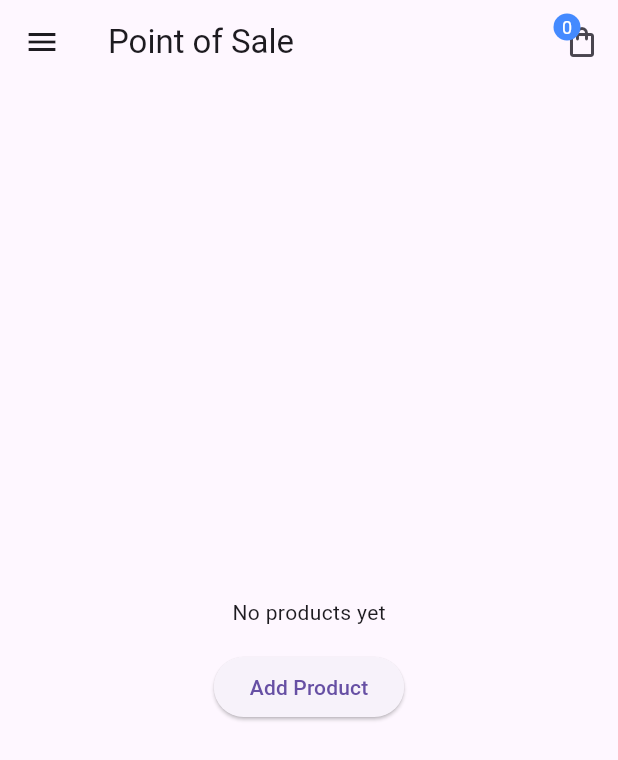
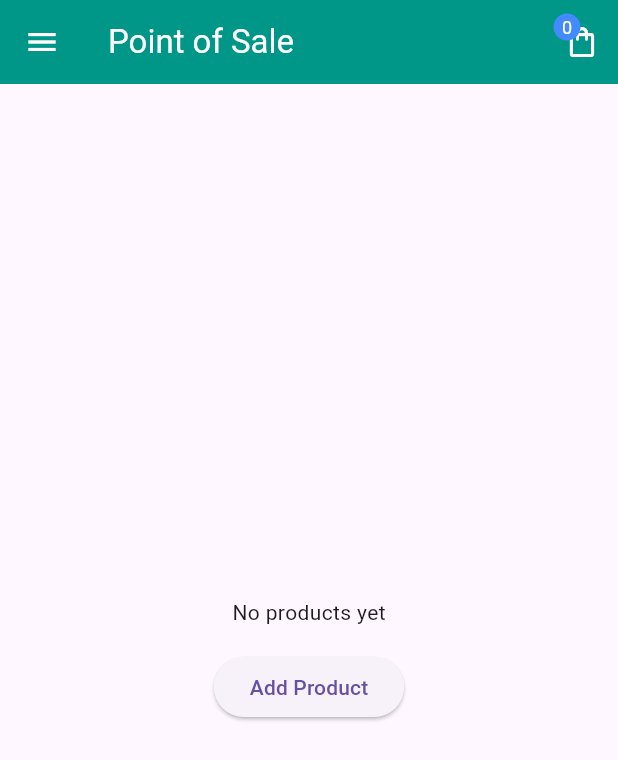
Before and after one commit to k1muza/pos, a Flutter app: the screen it shows after launch, in the side drawer, after a tap on the "shopping bag" icon, on a phone screen of 412 x 824 dp. Shown: the top 760 px of the screen. Run offline on Flutter 3.47's test engine with Material 3 defaults, Android fonts, the phone set to English and light mode, and no system bars; our stand-ins replace drift, drift_flutter, flutter_riverpod, graphql_flutter, jiffy, rxdart; missing offline and left inert: drift_db_viewer; accounts and stored records are empty; generated files the repository leaves out were written again; network calls fail.

Commit message:
appBar color

```diff
--- a/lib/data/database/app_database.dart
+++ b/lib/data/database/app_database.dart
@@ -15,6 +15,7 @@ mixin TableMixin on Table {
 
   // Column for created at timestamp
   late final createdAt = dateTime().withDefault(currentDateAndTime)();
+  late final updatedAt = dateTime().nullable()();
 }
 
 @UseRowClass(Supplier)
@@ -34,6 +35,7 @@ class Products extends Table with TableMixin {
 
 class Sales extends Table with TableMixin {
   late final notes = text().nullable()();
+  late final date = dateTime()();
 }
 
 class SaleLineItems extends Table with TableMixin {
@@ -48,6 +50,7 @@ class SaleLineItems extends Table with TableMixin {
 @UseRowClass(Purchase)
 class Purchases extends Table with TableMixin {
   late final notes = text().nullable()();
+  late final date = dateTime()();
 }
 
 @UseRowClass(PurchaseLineItem)
@@ -65,18 +68,23 @@ class StockConversions extends Table with TableMixin {
   late final toProductId = text().references(Products, #id)();
   late final Column<double> quantity =
       real().check(quantity.isBiggerThanValue(0))();
+  late final date = dateTime()();
 }
 
 class StockAdjustments extends Table with TableMixin {
   late final productId = text().references(Products, #id)();
   late final quantity = real()();
+  late final date = dateTime()();
 }
 
-class StockMovements extends Table with TableMixin {
+class StockMovements extends Table {
+  late final id = integer().autoIncrement()();
+  late final createdAt = dateTime().withDefault(currentDateAndTime)();
   late final productId = text().references(Products, #id)();
   late final quantity = real()();
   late final referenceType = text()();
   late final referenceId = text()();
+  late final date = dateTime()();
 }
 
 // Define the AppDatabase
@@ -116,8 +124,8 @@ class AppDatabase extends _$AppDatabase {
             AFTER INSERT ON sale_line_items
             FOR EACH ROW
             BEGIN
-              INSERT INTO stock_movements (product_id, quantity, reference_type, reference_id)
-              VALUES (NEW.product_id, -NEW.quantity, 'sale', NEW.id);
+              INSERT INTO stock_movements (product_id, quantity, reference_type, reference_id, date)
+              VALUES (NEW.product_id, -NEW.quantity, 'sale', NEW.id, (SELECT date FROM sales WHERE id = NEW.sale_id));
             END
           ''');
           await customStatement('''
@@ -125,8 +133,8 @@ class AppDatabase extends _$AppDatabase {
             AFTER INSERT ON purchase_line_items
             FOR EACH ROW
             BEGIN
-              INSERT INTO stock_movements (product_id, quantity, reference_type, reference_id)
-              VALUES (NEW.product_id, NEW.quantity, 'purchase', NEW.id);
+              INSERT INTO stock_movements (product_id, quantity, reference_type, reference_id, date)
+              VALUES (NEW.product_id, NEW.quantity, 'purchase', NEW.id, (SELECT date FROM purchases WHERE id = NEW.purchase_id));
             END
           ''');
           await customStatement('''
@@ -134,10 +142,10 @@ class AppDatabase extends _$AppDatabase {
             AFTER INSERT ON stock_conversions
             FOR EACH ROW
             BEGIN
-              INSERT INTO stock_movements (product_id, quantity, reference_type, reference_id)
-              VALUES (NEW.from_product_id, -NEW.quantity, 'conversion', NEW.id);
-              INSERT INTO stock_movements (product_id, quantity, reference_type, reference_id)
-              VALUES (NEW.to_product_id, NEW.quantity, 'conversion', NEW.id);
+              INSERT INTO stock_movements (product_id, quantity, reference_type, reference_id, date)
+              VALUES (NEW.from_product_id, -NEW.quantity, 'conversion', NEW.id, NEW.date);
+              INSERT INTO stock_movements (product_id, quantity, reference_type, reference_id, date)
+              VALUES (NEW.to_product_id, NEW.quantity, 'conversion', NEW.id, NEW.date);
             END
           ''');
           await customStatement('''
@@ -145,8 +153,8 @@ class AppDatabase extends _$AppDatabase {
             AFTER INSERT ON stock_adjustments
             FOR EACH ROW
             BEGIN
-              INSERT INTO stock_movements (product_id, quantity, reference_type, reference_id)
-              VALUES (NEW.product_id, NEW.quantity, 'adjustment', NEW.id);
+              INSERT INTO stock_movements (product_id, quantity, reference_type, reference_id, date)
+              VALUES (NEW.product_id, NEW.quantity, 'adjustment', NEW.id, NEW.date);
             END
           ''');
         },
--- a/lib/domain/services/sale_service.dart
+++ b/lib/domain/services/sale_service.dart
@@ -49,7 +49,7 @@ class SaleNotifier extends StateNotifier<SaleState> {
       var id = Uuid().v4();
 
       await saleRepository.addSale(
-        Sale(id: id, createdAt: DateTime.now()),
+        Sale(id: id, createdAt: DateTime.now(), date: DateTime.now()),
       );
 
       for (final cartItem in cartItems) {
--- a/lib/presentation/pages/cart_page.dart
+++ b/lib/presentation/pages/cart_page.dart
@@ -33,6 +33,8 @@ class CartPage extends ConsumerWidget {
     return Scaffold(
       appBar: AppBar(
         title: const Text('Cart'),
+        backgroundColor: Colors.teal,
+        foregroundColor: Colors.white,
       ),
       floatingActionButton: Column(
         mainAxisSize: MainAxisSize.min,
--- a/lib/presentation/pages/home_page.dart
+++ b/lib/presentation/pages/home_page.dart
@@ -26,6 +26,8 @@ class HomePage extends ConsumerWidget {
       appBar: AppBar(
         title: const Text('Point of Sale'),
         actions: const [CartIcon()],
+        backgroundColor: Colors.teal,
+        foregroundColor: Colors.white,
       ),
       drawer: Drawer(
         child: NavDrawer(),
@@ -78,7 +80,7 @@ class NavDrawer extends StatelessWidget {
         children: [
           DrawerHeader(
             decoration: BoxDecoration(
-              color: Colors.deepPurple,
+              color: Colors.teal,
             ),
             child: Column(
               crossAxisAlignment: CrossAxisAlignment.start,
--- a/lib/presentation/pages/product_list_page.dart
+++ b/lib/presentation/pages/product_list_page.dart
@@ -1,6 +1,5 @@
 import 'package:flutter/material.dart';
 import 'package:flutter_riverpod/flutter_riverpod.dart';
-import 'package:pos_meat_shop/data/database/app_database.dart';
 import 'package:pos_meat_shop/domain/models/product.dart';
 import 'package:pos_meat_shop/domain/providers/product_provider.dart';
 import 'package:pos_meat_shop/presentation/pages/product_edit_page.dart';
@@ -11,6 +10,8 @@ class ProductListPage extends StatelessWidget {
     return Scaffold(
       appBar: AppBar(
         title: Text('Product List'),
+        backgroundColor: Colors.teal,
+        foregroundColor: Colors.white,
       ),
       floatingActionButton: FloatingActionButton(
         onPressed: () {
--- a/lib/presentation/pages/purchase_add_page.dart
+++ b/lib/presentation/pages/purchase_add_page.dart
@@ -93,7 +93,7 @@ class FloatingActionDoneButton extends ConsumerWidget {
         final id = Uuid().v4();
 
         await purchaseRepository.addPurchase(
-          Purchase(id: id, createdAt: DateTime.now()),
+          Purchase(id: id, date: DateTime.now(), createdAt: DateTime.now()),
         );
 
         final purchaseLineItems = ref.watch(purchaseLineItemsNotifierProvider);
--- a/lib/presentation/pages/sale_list_page.dart
+++ b/lib/presentation/pages/sale_list_page.dart
@@ -21,6 +21,8 @@ class SaleListPage extends StatelessWidget {
             icon: Icon(Icons.filter_alt_outlined),
           ),
         ],
+        backgroundColor: Colors.teal,
+        foregroundColor: Colors.white,
       ),
       body: SaleListView(),
     );
--- a/pubspec.yaml
+++ b/pubspec.yaml
@@ -44,6 +44,7 @@ dependencies:
   http: ^1.3.0
   graphql_flutter: ^5.2.0-beta.8
   rxdart: ^0.28.0
+  intl: ^0.20.2
 
 dev_dependencies:
   flutter_test:
```
Also changed, not shown: lib/data/datasources/local/purchase_datasource.dart (+5 -5 lines), lib/domain/models/purchase.dart (+18 -7 lines), lib/presentation/pages/purchase_list_page.dart (+80 -32 lines), lib/presentation/pages/sync_page.dart (+63 -11 lines), lib/data/database/app_database.g.dart, 1 other file.
